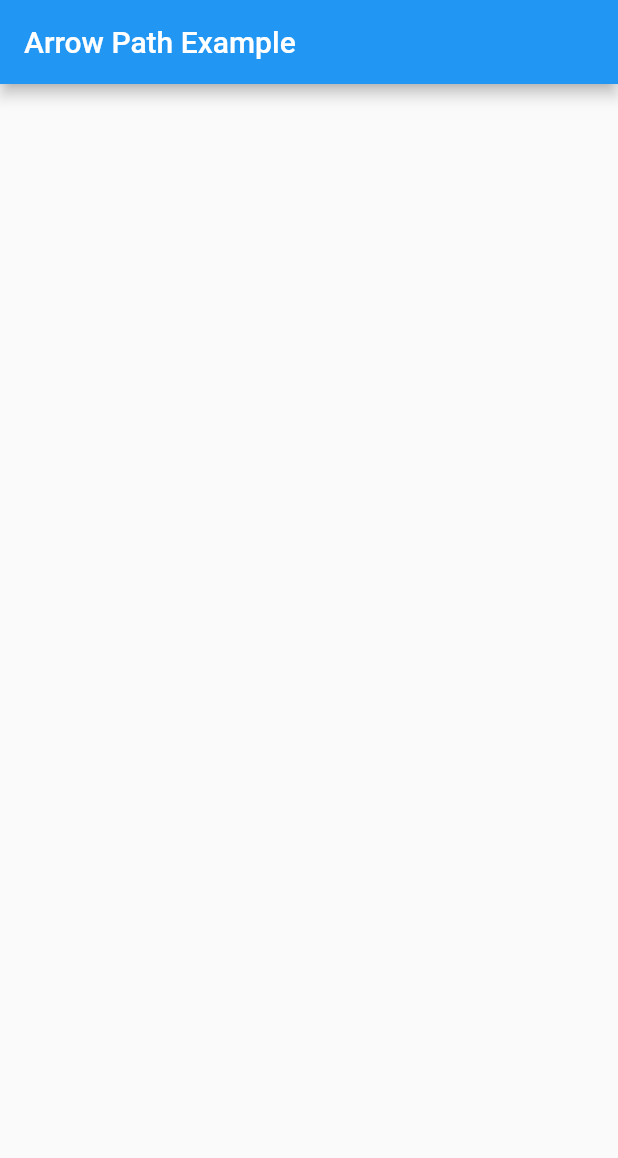
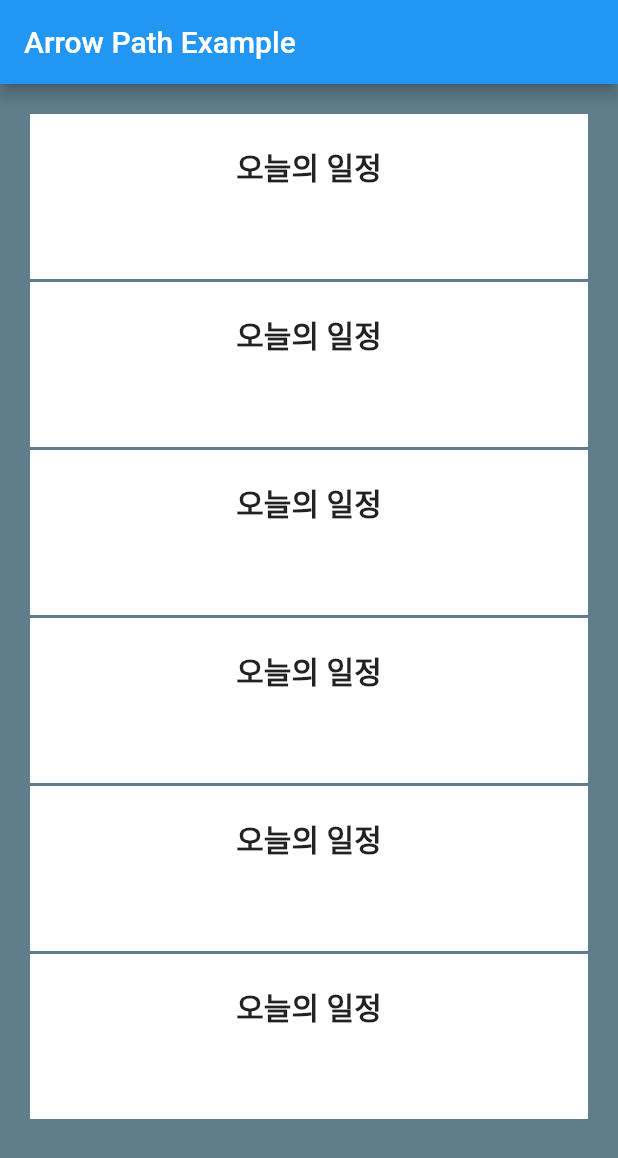
Before and after one commit to minhuits/flutter_tutorial, a Flutter app: the screen it shows after launch, on a phone screen of 412 x 824 dp. Shown: the top 1158 px of the screen. Run offline on Flutter 3.47's test engine with Material 2 defaults, Android fonts, the phone set to English and light mode, and no system bars; missing offline and left inert: arrow_path.

Commit message:
arrow 예제 : 사각형 안에 양방향 화살표 그리기

```diff
--- a/lib/main.dart
+++ b/lib/main.dart
@@ -1,6 +1,7 @@
 import 'package:flutter/material.dart';
 import 'package:flutter/services.dart';
-import 'package:flutter_tutorial/src/arrow.dart';
+
+import 'src/arrow.dart';
 
 void main() => runApp(const MyApp());
 
@@ -37,11 +38,37 @@ class _HomeState extends State<Home> {
   @override
   Widget build(BuildContext context) {
     return Scaffold(
+      backgroundColor: Colors.blueGrey,
       appBar: AppBar(title: const Text('Arrow Path Example')),
-      body: Container(
-        constraints: const BoxConstraints.expand(),
-        child: CustomPaint(
-          painter: ArrowPainter(),
+      body: Center(
+        child: Padding(
+          padding: const EdgeInsets.all(20),
+          child: ListView.separated(
+            itemCount: 6,
+            separatorBuilder: (BuildContext context, int index) =>
+                const SizedBox(height: 2),
+            itemBuilder: (BuildContext context, int index) {
+              return Container(
+                padding: const EdgeInsets.only(top: 20),
+                color: Colors.white,
+                width: double.maxFinite,
+                height: 110,
+                child: CustomPaint(
+                  foregroundPainter: ArrowPainter2(),
+                  child: const Align(
+                    alignment: Alignment.topCenter,
+                    child: Text(
+                      '오늘의 일정',
+                      style: TextStyle(
+                        fontSize: 20,
+                        fontWeight: FontWeight.bold,
+                      ),
+                    ),
+                  ),
+                ),
+              );
+            },
+          ),
         ),
       ),
     );
--- a/lib/src/arrow.dart
+++ b/lib/src/arrow.dart
@@ -144,3 +144,33 @@ class ArrowPainter extends CustomPainter {
   @override
   bool shouldRepaint(ArrowPainter oldDelegate) => true;
 }
+
+class ArrowPainter2 extends CustomPainter {
+  @override
+  void paint(Canvas canvas, Size size) {
+    // The arrows usually looks better with rounded caps.
+    Paint paint = Paint()
+      ..color = Colors.black
+      ..style = PaintingStyle.stroke
+      ..strokeCap = StrokeCap.round
+      ..strokeJoin = StrokeJoin.round
+      ..strokeWidth = 3.0;
+
+    canvas.drawPath(arrowPathPaint(size.width, size.height), paint);
+  }
+
+  Path arrowPathPaint(double x, double y) {
+    /// Draw a double sided arrow.
+    Path path = Path()
+      ..moveTo(x * 0, y * 0)
+      ..relativeLineTo(x, y * 0);
+    path = ArrowPath.make(path: path, isDoubleSided: true);
+
+    return path;
+  }
+
+  @override
+  bool shouldRepaint(ArrowPainter2 oldDelegate) {
+    return false;
+  }
+}
```
